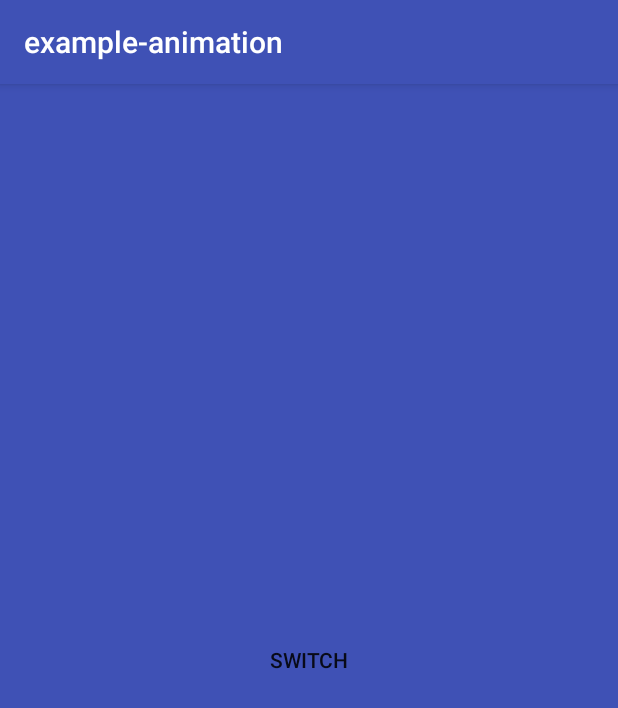
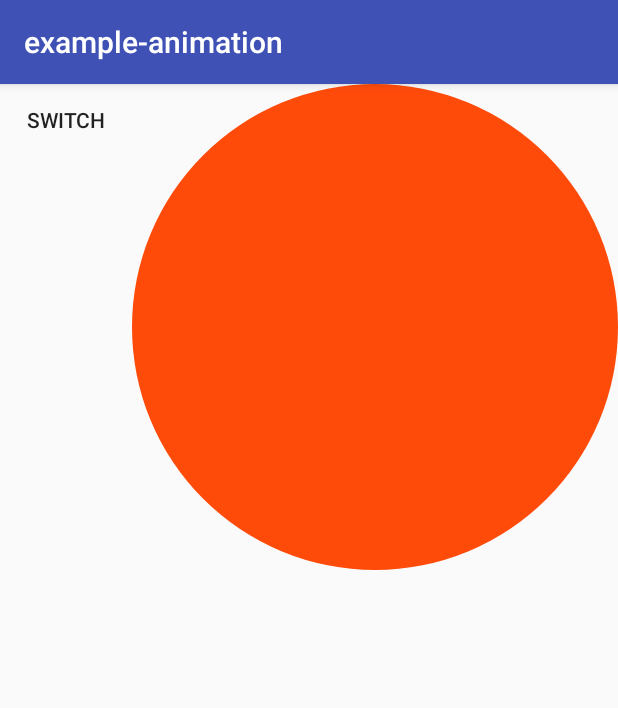
Before and after one commit to adgnue/demo-animations, an Android app: the screen it shows after launch (MainActivity), after a tap on "SWITCH", on a phone screen of 412 x 824 dp. Shown: the top 708 px of the screen. Run offline under Robolectric (Android 15) with nearby library versions, the phone set to English and light mode, and no system bars.

Commit message:
Added animation for aligning both elements next to each other

```diff
--- a/app/src/main/java/de/handler/mobile/constraintlayout/SecondFragment.kt
+++ b/app/src/main/java/de/handler/mobile/constraintlayout/SecondFragment.kt
@@ -4,7 +4,7 @@ import android.content.Context
 import android.os.Bundle
 import android.support.constraint.ConstraintLayout
 import android.support.constraint.ConstraintSet
-import android.support.v4.content.ContextCompat
+import android.support.constraint.solver.widgets.ConstraintWidget
 import android.transition.AutoTransition
 import android.transition.Transition
 import android.transition.TransitionManager
@@ -14,7 +14,6 @@ import android.view.View
 import android.view.ViewGroup
 import android.widget.Button
 import de.handler.mobile.example_constraintlayout.R
-import kotlinx.android.synthetic.main.fragment_second.*
 
 class SecondFragment : BackAwareFragment() {
     private lateinit var circle: CircleView
@@ -51,20 +50,50 @@ class SecondFragment : BackAwareFragment() {
 //                animatedConstraints.centerVertically(R.id.fragment_second_switch_fragment_button, R.id.fragment_second_circle)
 
                 // grow button to full screen size
-                fragment_second_switch_fragment_button?.setBackgroundColor(ContextCompat.getColor(getContext(), R.color.colorPrimary))
+//                fragment_second_switch_fragment_button?.setBackgroundColor(ContextCompat.getColor(getContext(), R.color.colorPrimary))
+//                animatedConstraints.clear(R.id.fragment_second_switch_fragment_button)
+//                animatedConstraints.connect(
+//                        R.id.fragment_second_switch_fragment_button, ConstraintSet.START,
+//                        R.id.fragment_second_constraint_layout, ConstraintSet.START, 0)
+//                animatedConstraints.connect(
+//                        R.id.fragment_second_switch_fragment_button, ConstraintSet.END,
+//                        R.id.fragment_second_constraint_layout, ConstraintSet.END, 0)
+//                animatedConstraints.connect(
+//                        R.id.fragment_second_switch_fragment_button, ConstraintSet.TOP,
+//                        R.id.fragment_second_constraint_layout, ConstraintSet.TOP, 0)
+//                animatedConstraints.connect(
+//                        R.id.fragment_second_switch_fragment_button, ConstraintSet.BOTTOM,
+//                        R.id.fragment_second_constraint_layout, ConstraintSet.BOTTOM, 0)
+
+                // create a chain of the two elements and align them next to each other
+                // reset constraints and set height / width to necessary values
                 animatedConstraints.clear(R.id.fragment_second_switch_fragment_button)
                 animatedConstraints.connect(
-                        R.id.fragment_second_switch_fragment_button, ConstraintSet.START,
-                        R.id.fragment_second_constraint_layout, ConstraintSet.START, 0)
+                        R.id.fragment_second_switch_fragment_button, ConstraintSet.LEFT,
+                        R.id.fragment_second_constraint_layout, ConstraintSet.LEFT, 0)
                 animatedConstraints.connect(
-                        R.id.fragment_second_switch_fragment_button, ConstraintSet.END,
-                        R.id.fragment_second_constraint_layout, ConstraintSet.END, 0)
+                        R.id.fragment_second_switch_fragment_button, ConstraintSet.RIGHT,
+                        R.id.fragment_second_circle, ConstraintSet.LEFT, 0)
+                animatedConstraints.constrainWidth(R.id.fragment_second_switch_fragment_button, 0)
+                animatedConstraints.constrainHeight(R.id.fragment_second_switch_fragment_button, ConstraintSet.WRAP_CONTENT)
+
+                animatedConstraints.clear(R.id.fragment_second_circle)
                 animatedConstraints.connect(
-                        R.id.fragment_second_switch_fragment_button, ConstraintSet.TOP,
-                        R.id.fragment_second_constraint_layout, ConstraintSet.TOP, 0)
+                        R.id.fragment_second_circle, ConstraintSet.LEFT,
+                        R.id.fragment_second_switch_fragment_button, ConstraintSet.RIGHT, 0)
                 animatedConstraints.connect(
-                        R.id.fragment_second_switch_fragment_button, ConstraintSet.BOTTOM,
-                        R.id.fragment_second_constraint_layout, ConstraintSet.BOTTOM, 0)
+                        R.id.fragment_second_circle, ConstraintSet.RIGHT,
+                        R.id.fragment_second_constraint_layout, ConstraintSet.RIGHT, 0)
+                animatedConstraints.constrainWidth(R.id.fragment_second_circle, 0)
+                animatedConstraints.constrainHeight(R.id.fragment_second_circle, ConstraintSet.WRAP_CONTENT)
+
+                // create chain
+                animatedConstraints.createHorizontalChain(
+                        ConstraintSet.PARENT_ID, ConstraintSet.LEFT,
+                        ConstraintSet.PARENT_ID, ConstraintSet.RIGHT,
+                        intArrayOf(R.id.fragment_second_switch_fragment_button, R.id.fragment_first_circle),
+                        null,
+                        ConstraintWidget.CHAIN_SPREAD)
 
                 animatedConstraints.applyTo(constraintLayout)
             }
```
